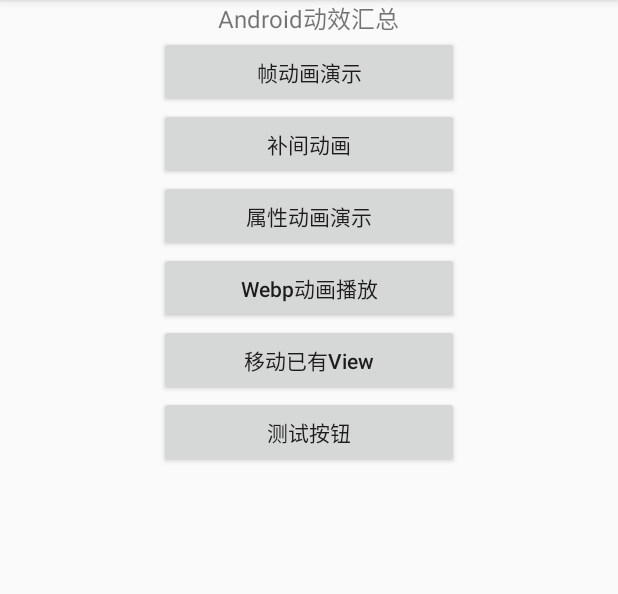
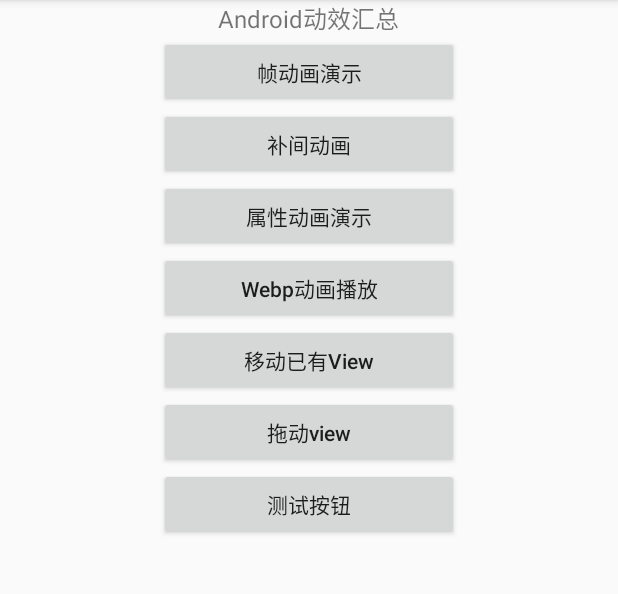
Before and after one commit to ljzjohnliu/EffectDemo, an Android app: the screen it shows after launch (MainActivity), on a phone screen of 412 x 824 dp, the part 84-678 px from its top. Run offline under Robolectric (Android 15) with nearby library versions, the phone set to English and light mode, and no system bars.

Commit message:
获取父布局的尺寸

```diff
--- a/app/src/main/AndroidManifest.xml
+++ b/app/src/main/AndroidManifest.xml
@@ -28,6 +28,7 @@
         <activity android:name="com.ljz.effect.activity.ObjectAnimActivity" />
         <activity android:name="com.ljz.effect.activity.WebpAnimActivity" />
         <activity android:name="com.ljz.effect.activity.RemoveViewActivity" />
+        <activity android:name="com.ljz.effect.activity.DraggerViewActivity" />
     </application>
 
 </manifest>
--- a/app/src/main/java/com/ljz/effect/activity/MainActivity.java
+++ b/app/src/main/java/com/ljz/effect/activity/MainActivity.java
@@ -29,6 +29,7 @@
         findViewById(R.id.object_anim_btn).setOnClickListener(this);
         findViewById(R.id.webp_anim_btn).setOnClickListener(this);
         findViewById(R.id.remove_view_btn).setOnClickListener(this);
+        findViewById(R.id.dragger_view_btn).setOnClickListener(this);
         findViewById(R.id.thread_btn).setOnClickListener(this);
     }
 
@@ -52,6 +53,9 @@
             case R.id.remove_view_btn:
                 intent.setClassName("com.ljz.effect", "com.ljz.effect.activity.RemoveViewActivity");
                 break;
+            case R.id.dragger_view_btn:
+                intent.setClassName("com.ljz.effect", "com.ljz.effect.activity.DraggerViewActivity");
+                break;
             case R.id.thread_btn:
                 break;
             default:
--- /dev/null
+++ b/app/src/main/res/drawable/shape_round_corner.xml
@@ -0,0 +1,6 @@
+<?xml version="1.0" encoding="utf-8"?>
+<shape xmlns:android="http://schemas.android.com/apk/res/android">
+    <corners android:radius="12dp" />
+    <solid
+        android:color="#FF0000"/>
+</shape>
--- a/app/src/main/res/layout/activity_main.xml
+++ b/app/src/main/res/layout/activity_main.xml
@@ -58,6 +58,15 @@
         />
 
     <Button
+        android:id="@+id/dragger_view_btn"
+        android:layout_width="200dp"
+        android:layout_height="wrap_content"
+        android:textAllCaps="false"
+        android:layout_gravity="center_horizontal"
+        android:text="拖动view"
+        />
+
+    <Button
         android:id="@+id/thread_btn"
         android:layout_width="200dp"
         android:layout_height="wrap_content"
```
Also changed, not shown: app/src/main/java/com/ljz/effect/activity/DraggerViewActivity.java (added, +52 -0 lines), app/src/main/res/layout/activity_frame_radius.xml (added, +26 -0 lines).
